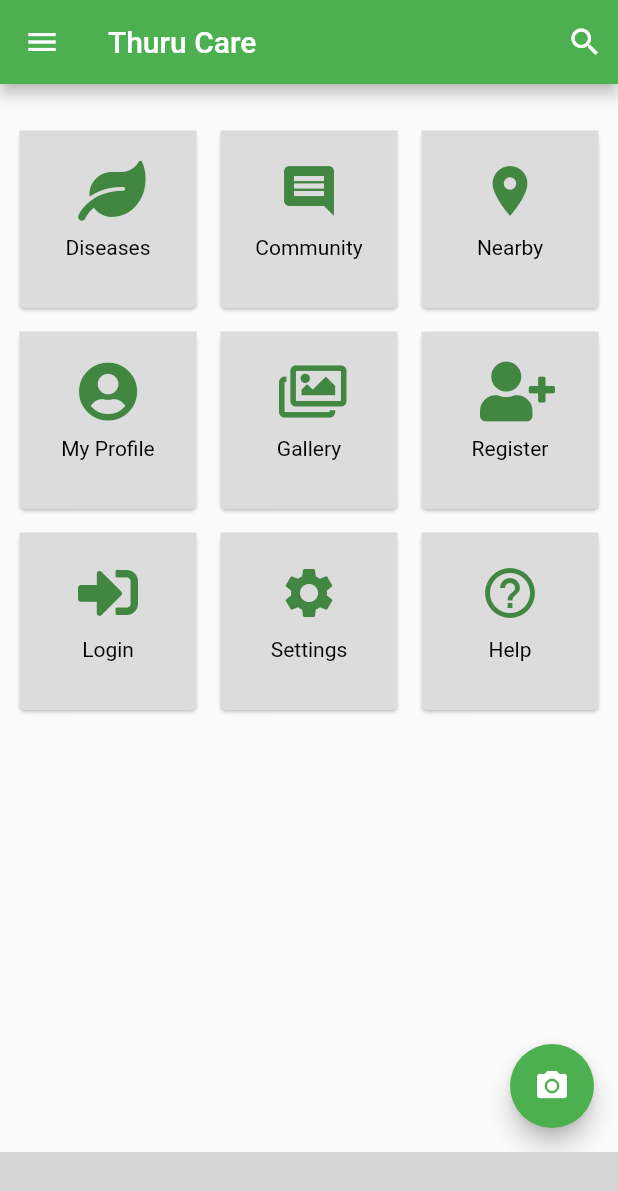
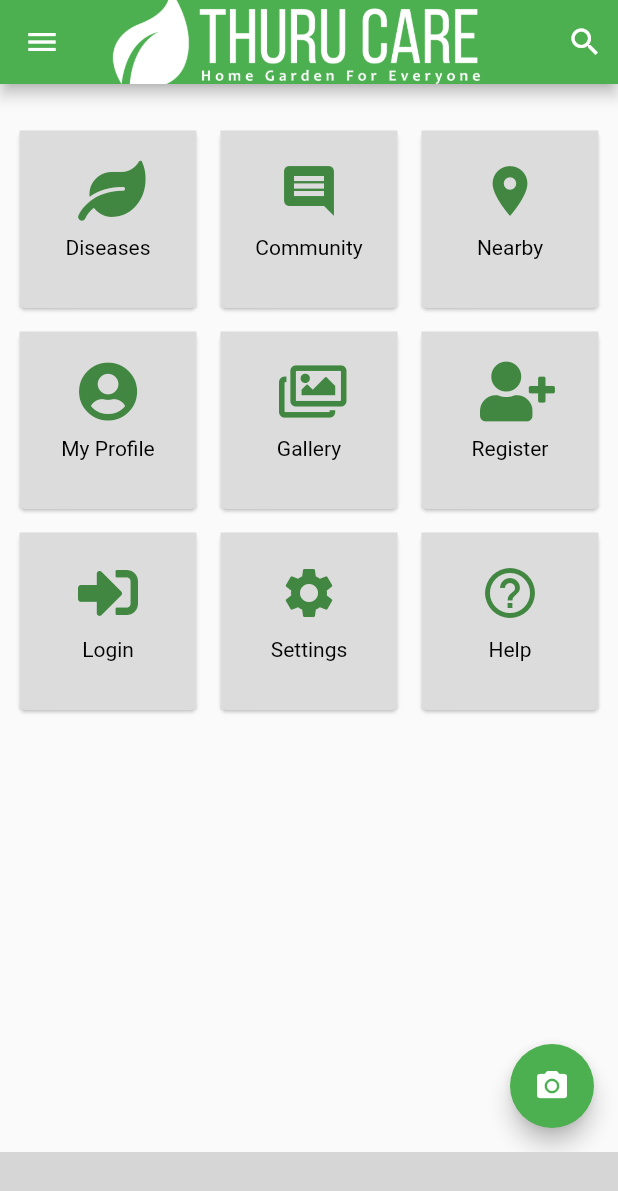
Before and after one commit to dulkith/thuru_care_client, a Flutter app: the HomeScreen screen opened by its route, on a phone screen of 412 x 824 dp. Shown: the top 1191 px of the screen. Run offline on Flutter 3.47's test engine with Material 2 defaults, Android fonts, the phone set to English and light mode, and no system bars; our stand-ins replace camera, font_awesome_flutter; missing offline and left inert: gradient_bottom_navigation_bar; Roboto replaces fonts that are missing (ProximaNova); grey boxes are pictures that could not be loaded.

Commit message:
Add title image as app logo

```diff
--- a/lib/pages/home_screen.dart
+++ b/lib/pages/home_screen.dart
@@ -72,7 +72,9 @@ class _HomeScreenState extends State<HomeScreen> with TickerProviderStateMixin {
   Widget build(BuildContext context) {
     return Scaffold(
       appBar: AppBar(
-        title: Text(ThuruCare.name),
+        title: Center(
+        child: new Image.asset('assets/title.png', fit: BoxFit.cover,)
+      ),
         backgroundColor: Colors.green,
         actions: <Widget>[
           Padding(
--- a/pubspec.yaml
+++ b/pubspec.yaml
@@ -51,8 +51,9 @@ flutter:
   uses-material-design: true
 
   # To add assets to your application, add an assets section, like this:
-  # assets:
-  #  - images/a_dot_burr.jpeg
+  assets:
+    - assets/title.png
+    - assets/title_black.png
   #  - images/a_dot_ham.jpeg
 
   # An image asset can refer to one or more resolution-specific "variants", see
```
Also changed, not shown: assets/title.png (added), assets/title_black.png (added).
